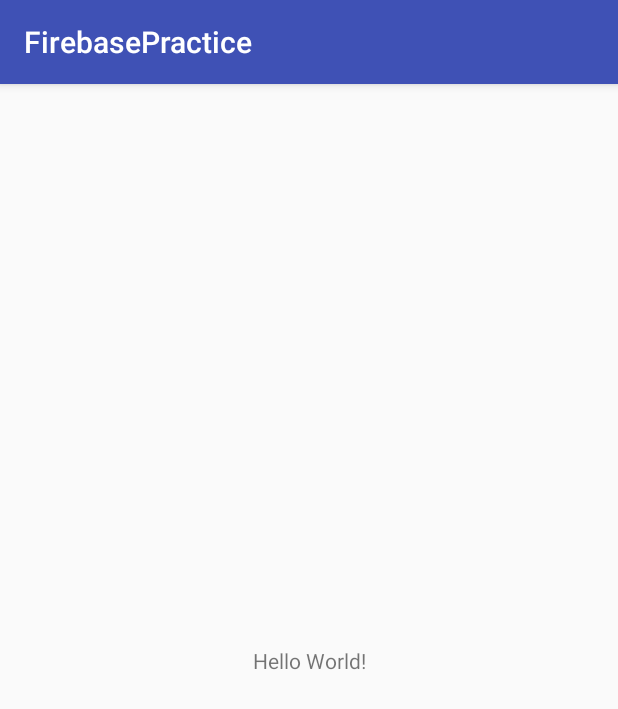
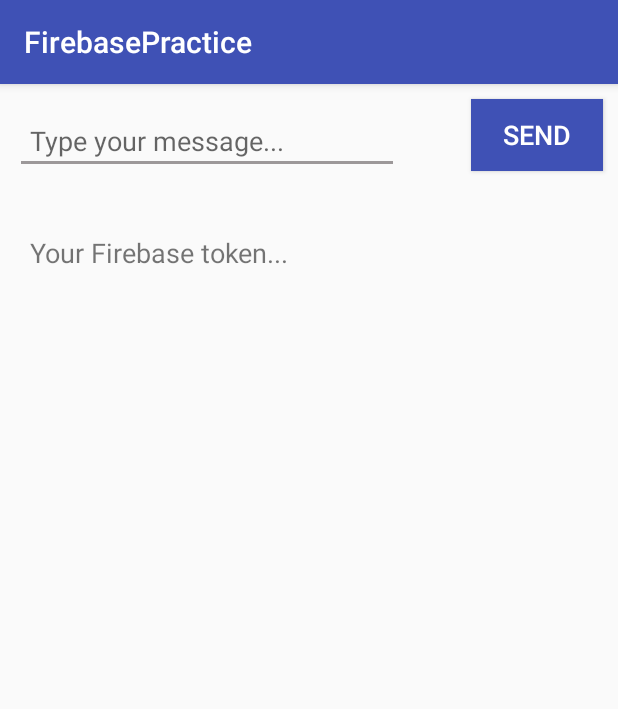
Before and after one commit to mausami-dangi/fire-base-practice, an Android app: the screen it shows after launch (MainActivity), on a phone screen of 412 x 824 dp. Shown: the top 709 px of the screen. Run offline under Robolectric (Android 15) with nearby library versions, the phone set to English and light mode, and no system bars.

Commit message:
Update View

```diff
--- a/app/src/main/java/com/example/mausami/firebasepractice/MainActivity.java
+++ b/app/src/main/java/com/example/mausami/firebasepractice/MainActivity.java
@@ -2,6 +2,10 @@ package com.example.mausami.firebasepractice;
 
 import android.os.Bundle;
 import android.support.v7.app.AppCompatActivity;
+import android.view.View;
+import android.widget.Button;
+import android.widget.EditText;
+import android.widget.TextView;
 
 public class MainActivity extends AppCompatActivity {
 
@@ -9,5 +13,20 @@ public class MainActivity extends AppCompatActivity {
     protected void onCreate(Bundle savedInstanceState) {
         super.onCreate(savedInstanceState);
         setContentView(R.layout.activity_main);
+
+        String TOKEN = SharedPreferencesHelper.getString(SharedPreferencesHelper.FIREBASE_TOKEN, getApplicationContext());
+
+        final TextView txtResponse = findViewById(R.id.txtResponse);
+        final EditText txtMessage = findViewById(R.id.txtMessage);
+        Button btnSendMessage = findViewById(R.id.btnSendMessage);
+
+        txtResponse.setText("Your Firebase token... \n\n"+TOKEN);
+
+        btnSendMessage.setOnClickListener(new View.OnClickListener() {
+            @Override
+            public void onClick(View v) {
+
+            }
+        });
     }
 }
--- a/app/src/main/res/layout/activity_main.xml
+++ b/app/src/main/res/layout/activity_main.xml
@@ -1,19 +1,50 @@
 <?xml version="1.0" encoding="utf-8"?>
 <android.support.constraint.ConstraintLayout xmlns:android="http://schemas.android.com/apk/res/android"
-    xmlns:app="http://schemas.android.com/apk/res-auto"
     xmlns:tools="http://schemas.android.com/tools"
     android:layout_width="match_parent"
     android:layout_height="match_parent"
     tools:context=".MainActivity">
 
-    <TextView
-        android:id="@+id/txtToken"
-        android:layout_width="wrap_content"
-        android:layout_height="wrap_content"
-        android:text="Hello World!"
-        app:layout_constraintBottom_toBottomOf="parent"
-        app:layout_constraintLeft_toLeftOf="parent"
-        app:layout_constraintRight_toRightOf="parent"
-        app:layout_constraintTop_toTopOf="parent" />
+    <RelativeLayout
+        android:layout_width="match_parent"
+        android:layout_height="match_parent"
+        android:orientation="horizontal">
+
+        <TextView
+            android:id="@+id/txtResponse"
+            android:layout_width="match_parent"
+            android:layout_height="match_parent"
+            android:layout_marginTop="80dp"
+            android:padding="20dp"
+            android:textSize="18dp"/>
+
+        <Button
+            android:id="@+id/btnSendMessage"
+            android:layout_width="wrap_content"
+            android:layout_height="wrap_content"
+            android:layout_alignParentTop="true"
+            android:layout_alignParentRight="true"
+            android:layout_margin="10dp"
+            android:textSize="18dp"
+            android:background="@color/colorPrimary"
+            android:textColor="@color/white"
+            android:text="Send" />
+
+        <EditText
+            android:id="@+id/txtMessage"
+            android:layout_width="256dp"
+            android:layout_height="wrap_content"
+            android:layout_marginBottom="10dp"
+            android:layout_marginEnd="10dp"
+            android:layout_marginLeft="10dp"
+            android:layout_marginRight="10dp"
+            android:layout_marginStart="10dp"
+            android:layout_marginTop="15dp"
+            android:textSize="18dp"
+            android:ems="10"
+            android:hint="Type your message..."
+            android:inputType="textPersonName"
+            android:padding="10dp" />
+    </RelativeLayout>
 
 </android.support.constraint.ConstraintLayout>
--- a/app/src/main/res/values/colors.xml
+++ b/app/src/main/res/values/colors.xml
@@ -2,5 +2,6 @@
 <resources>
     <color name="colorPrimary">#3F51B5</color>
     <color name="colorPrimaryDark">#303F9F</color>
-    <color name="colorAccent">#FF4081</color>
+    <color name="colorAccent">#9c9899</color>
+    <color name="white">#ffffff</color>
 </resources>
```
